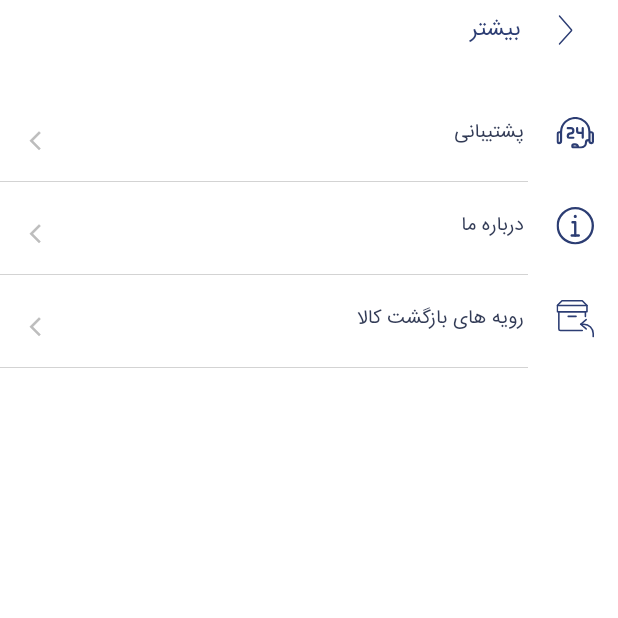
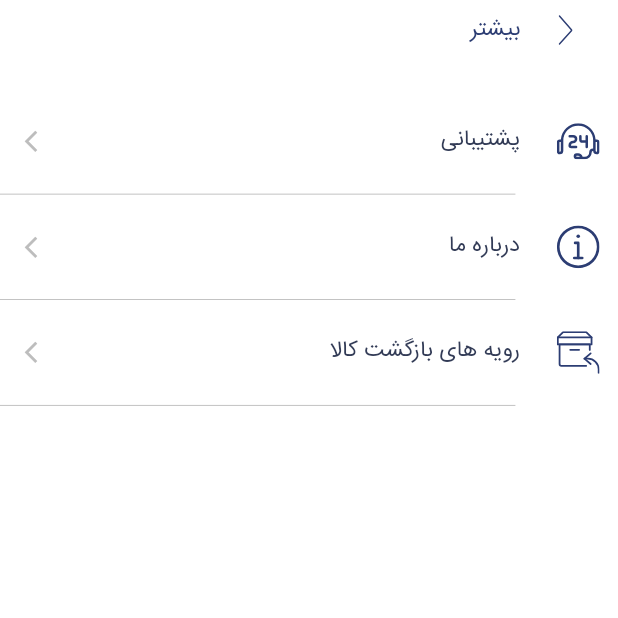
Before and after one commit to mshamsi502/jeanswest-app, a Flutter app: the MorePage screen opened directly, on a phone screen of 412 x 824 dp, the top half of it. Run offline on Flutter 3.47's test engine with Material 2 defaults, Android fonts, the phone set to English and light mode, and no system bars; our stand-ins replace carousel_slider, connectivity, dio, easy_localization, equatable, flutter_bloc and 11 more; missing offline and left inert: intent; accounts and stored records are empty; generated files the repository leaves out were written again; project files that could hold a hidden picture were left out.

Commit message:
fix multiSize for main profile page

```diff
--- a/lib/main.dart
+++ b/lib/main.dart
@@ -1,11 +1,14 @@
 import 'package:easy_localization/easy_localization.dart';
 import 'package:flutter/material.dart';
+import 'package:flutter/services.dart';
 import 'package:jeanswest/src/app.dart';
 import 'package:jeanswest/src/utils/service_locator.dart';
 
 void main() {
   WidgetsFlutterBinding.ensureInitialized();
   setupLocator();
+  SystemChrome.setPreferredOrientations(
+      [DeviceOrientation.portraitUp, DeviceOrientation.portraitDown]).then((_) {
     runApp(
       EasyLocalization(
         /// => select default application language
@@ -23,4 +26,5 @@
         child: MyApp(),
       ),
     );
+  });
 }
--- a/lib/src/app.dart
+++ b/lib/src/app.dart
@@ -71,7 +71,7 @@
       home: isSplash
           ? LoadingPage(
               text: 'بارگذاری',
-              widthText: 80,
+              widthText: 0.22, //80,
               milliSecond: 3000,
               closeLoading: () {
                 setState(() {
@@ -82,7 +82,6 @@
           : WillPopScope(
               onWillPop: () => _onWillPop(context),
               child: Scaffold(
-                key: scaffoldKey,
                 body: Container(
                   color: Colors.grey,
                   child: SafeArea(
--- a/lib/src/constants/profile/svg_images/profile_svg_images.dart
+++ b/lib/src/constants/profile/svg_images/profile_svg_images.dart
@@ -107,8 +107,8 @@
   static Widget horMoreIcon = SvgPicture.asset(
     'assets/images/svg_images/global/hor_more_icon.svg',
     color: MAIN_BLUE_COLOR,
-    width: 10,
-    height: 10,
+    // width: 10,
+    // height: 10,
   );
 
   static Widget pointerIcon = SvgPicture.asset(
--- a/lib/src/ui/branch/screens/branch_page.dart
+++ b/lib/src/ui/branch/screens/branch_page.dart
@@ -103,7 +103,7 @@
         } else if (branchAddressesScreenState is BranchAddressesScreenLoading) {
           return LoadingPage(
             text: 'لطفا تا بارگذاری کامل نقشه منتظر بمانید',
-            widthText: 270,
+            widthText: 0.75,
           );
         } else if (branchAddressesScreenState is BranchAddressesScreenSuccess) {
           return SlidingUpPanel(
--- a/lib/src/ui/profile/widgets/main_profile_page/membership_card_widget.dart
+++ b/lib/src/ui/profile/widgets/main_profile_page/membership_card_widget.dart
@@ -38,12 +38,13 @@
 
   @override
   Widget build(BuildContext context) {
+    var _screenSize = MediaQuery.of(context).size;
     return Container(
       margin: EdgeInsets.symmetric(vertical: 10),
       color: Colors.white,
       child: CarouselSlider(
         options: CarouselOptions(
-          height: 120,
+          height: 0.33 * _screenSize.width, // 120
           // aspectRatio: 16 / 9,
           viewportFraction: 0.5,
           initialPage: 0,
@@ -60,7 +61,7 @@
             builder: (BuildContext context) {
               return Container(
                 alignment: Alignment.topCenter,
-                height: 120,
+                height: 0.33 * _screenSize.width, // 120
                 decoration: BoxDecoration(
                   // color: Colors.red,
                   borderRadius: BorderRadius.circular(10),
--- a/lib/src/ui/profile/widgets/main_profile_page/menu_list_view_widget.dart
+++ b/lib/src/ui/profile/widgets/main_profile_page/menu_list_view_widget.dart
@@ -3,7 +3,6 @@
 //*  Created on:    7th October - 07/10/2020     _     15:23:37
 //****************************************************************************
 
-import 'package:easy_localization/easy_localization.dart';
 import 'package:flutter/cupertino.dart';
 import 'package:flutter/material.dart';
 import 'package:flutter/rendering.dart';
@@ -35,6 +34,7 @@
 
   @override
   Widget build(BuildContext context) {
+    var _screenSize = MediaQuery.of(context).size;
     return ListView.builder(
       controller: _scrollController,
       shrinkWrap: true,
@@ -42,38 +42,27 @@
       itemBuilder: (BuildContext context, int index) {
         return Column(
           children: [
-            Container(
+            GestureDetector(
+              onTap: () {
+                Navigator.push(
+                  context,
+                  MaterialPageRoute(
+                    builder: (context) => widget.widgets[index],
+                  ),
+                );
+              },
+              child: Container(
                 color: widget.backgroundColor,
                 // color: Colors.blue,
-              height: 60,
-              child: ListTile(
-                title: Align(
-                  alignment: context.locale.toString() == 'en_US'
-                      ? Alignment(-1.15, -0.2)
-                      : Alignment(1.15, -0.3),
+                height: 0.166 * _screenSize.width, //60,
+                child: Row(
+                  children: [
+                    Expanded(flex: 1, child: SizedBox()),
+                    GestureDetector(
                       child: Container(
-                    width: 170,
                         // color: Colors.red,
-                    child: Text(
-                      widget.titles[index],
-                      textAlign: TextAlign.start,
-                      style: TextStyle(
-                        color:
-                            index == 6 ? Color(0xffF51F1F) : Color(0xff323B56),
-                        fontSize: 13,
-                        fontWeight: FontWeight.w500,
-                      ),
-                    ),
-                  ),
-                ),
-                trailing: Icon(
-                  Icons.arrow_forward_ios,
-                  size: 15,
-                  color: Colors.grey[400],
-                ),
-                leading: Container(
-                  height: 25,
-                  width: 25,
+                        height: 0.069 * _screenSize.width, //25,
+                        width: 0.069 * _screenSize.width, //25,
                         child: widget.icons[index],
                       ),
                       onTap: () {
@@ -85,16 +74,44 @@
                         );
                       },
                     ),
+                    Expanded(flex: 2, child: SizedBox()),
+                    Container(
+                      // color: Colors.greenAccent,
+                      width: 0.472 * _screenSize.width, //170,
+                      // color: Colors.red,
+                      child: Text(
+                        widget.titles[index],
+                        textAlign: TextAlign.start,
+                        style: TextStyle(
+                          color: index == 6
+                              ? Color(0xffF51F1F)
+                              : Color(0xff323B56),
+                          fontSize: 0.036 * _screenSize.width, //13,
+                          fontWeight: FontWeight.w500,
+                        ),
+                      ),
+                    ),
+                    Expanded(flex: 10, child: SizedBox()),
+                    Container(
+                      width: 0.041 * _screenSize.width,
+                      // color: Colors.greenAccent,
+                      child: Icon(
+                        Icons.arrow_forward_ios,
+                        size: 0.041 * _screenSize.width, //15,
+                        color: Colors.grey[400],
+                      ),
+                    ),
+                    Expanded(flex: 1, child: SizedBox()),
+                  ],
+                ),
+              ),
             ),
             Divider(
               color: Colors.grey,
-              thickness: 0.3,
-              indent: 60,
+              thickness: 0.001 * _screenSize.width, //0.3,
+              indent: 0.166 * _screenSize.width, //60,,
               height: 2,
             ),
-            // SizedBox(
-            //   height: index == widget.titles.length - 1 ? 20 : 0,
-            // ),
           ],
         );
       },
```
Also changed, not shown: lib/src/ui/global/screens/loading_page.dart (+10 -4 lines), lib/src/ui/profile/screens/main_profile_page.dart (+23 -9 lines), lib/src/ui/profile/widgets/main_profile_page/profile_appbar_widget.dart (+108 -120 lines), lib/src/ui/profile/widgets/main_profile_page/qr_code_widget.dart (+6 -4 lines), lib/src/utils/helper/global/helper.dart (+17 -0 lines). Lines whose indentation alone changed are shown as unchanged.
